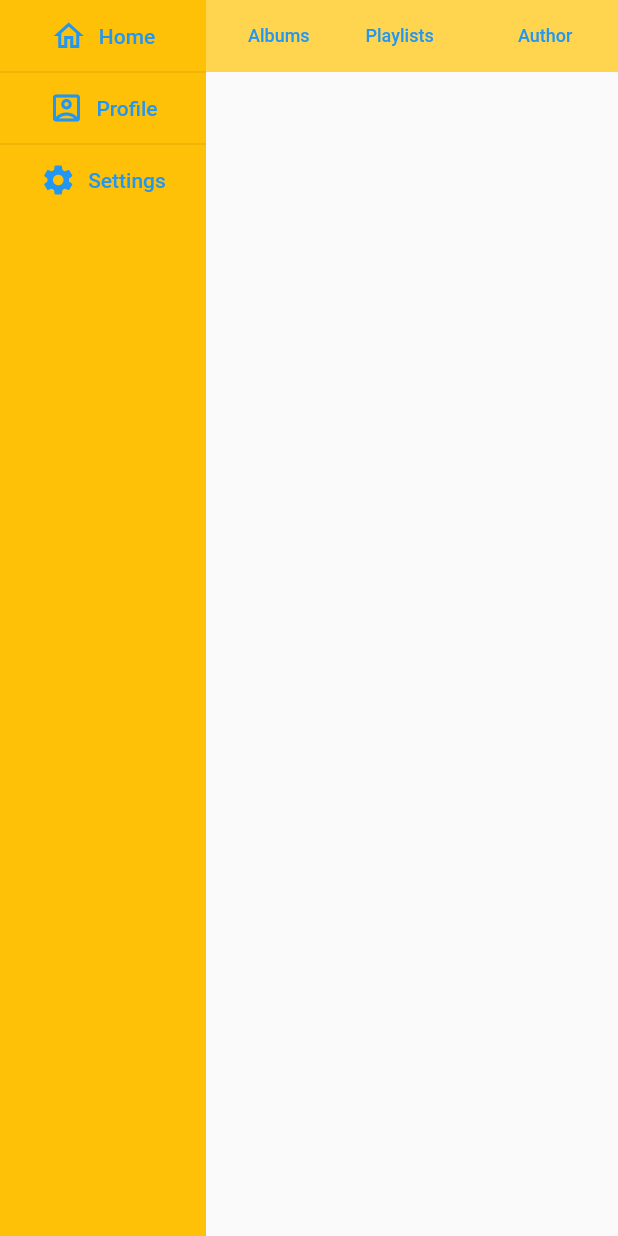
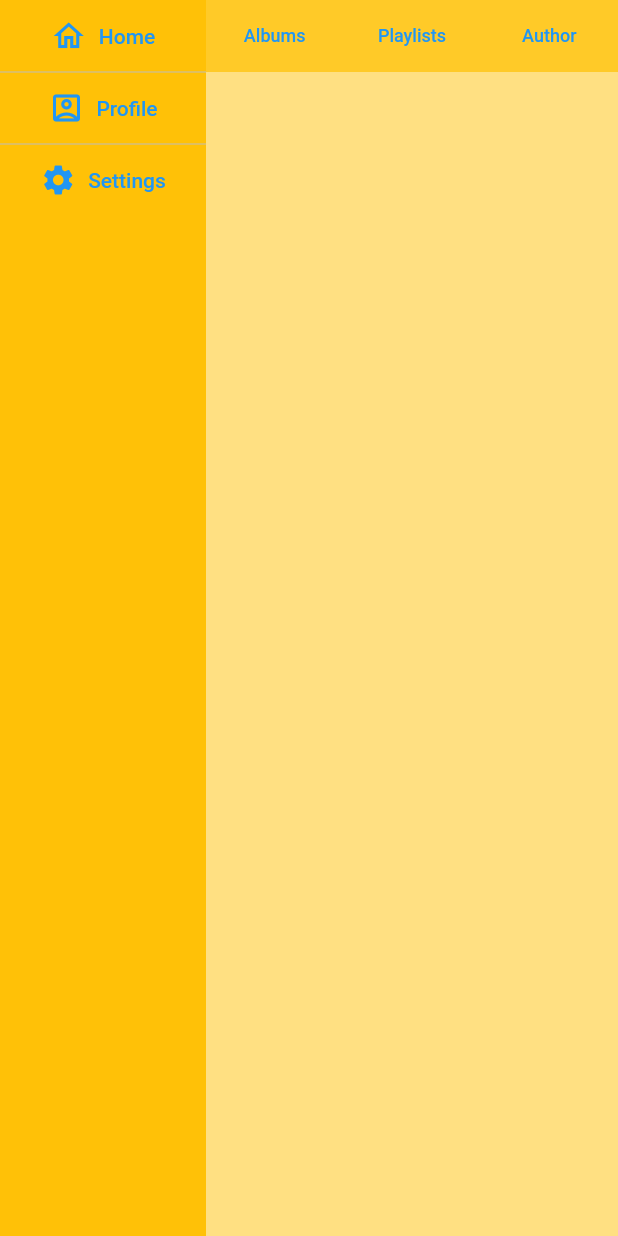
Before and after one commit to 3rs1n4cti0n/MusicPlayerApp, a Flutter app: the screen it shows after launch, on a phone screen of 412 x 824 dp. Run offline on Flutter 3.47's test engine with Material 2 defaults, Android fonts, the phone set to English and light mode, and no system bars.

Commit message:
Changed color of dividers and added background color.

```diff
--- a/lib/App Pages/home_page.dart
+++ b/lib/App Pages/home_page.dart
@@ -1,6 +1,7 @@
 // ignore_for_file: prefer_const_constructors
 
 import 'package:flutter/material.dart';
+import 'package:flutter/services.dart';
 
 class Home extends StatefulWidget {
   const Home({Key? key}) : super(key: key);
@@ -13,6 +14,7 @@ class _HomeState extends State<Home> {
   @override
   Widget build(BuildContext context) {
     return Scaffold(
+      backgroundColor: Colors.amber[200],
       body: Row(
         crossAxisAlignment: CrossAxisAlignment.stretch,
         children: [
@@ -20,7 +22,6 @@ class _HomeState extends State<Home> {
             child: Container(
               color: Colors.amber,
               child: Column(
-                mainAxisAlignment: MainAxisAlignment.start,
                 crossAxisAlignment: CrossAxisAlignment.stretch,
                 children: [
                   TextButton.icon(
@@ -33,6 +34,8 @@ class _HomeState extends State<Home> {
                   ),
                   Divider(
                     height: 0,
+                    color: Colors.grey[400],
+                    thickness: 0,
                   ),
                   TextButton.icon(
                     onPressed: () {},
@@ -44,6 +47,8 @@ class _HomeState extends State<Home> {
                   ),
                   Divider(
                     height: 0,
+                    color: Colors.grey[400],
+                    thickness: 0,
                   ),
                   TextButton.icon(
                       onPressed: () {},
@@ -62,7 +67,7 @@ class _HomeState extends State<Home> {
                 crossAxisAlignment: CrossAxisAlignment.stretch,
                 children: [
                   Container(
-                    color: Colors.amber[300],
+                    color: Colors.amber[400],
                     child: Wrap(
                       alignment: WrapAlignment.spaceEvenly,
                       children: [
@@ -75,6 +80,11 @@ class _HomeState extends State<Home> {
                               fontSize: 12,
                             ),
                           ),
+                        ),
+                        VerticalDivider(
+                          color: Colors.grey[400],
+                          width: 0,
+                          thickness: 14,
                         ),
                         TextButton(
                           onPressed: () {},
--- a/lib/main.dart
+++ b/lib/main.dart
@@ -5,6 +5,7 @@ import 'package:music_player_app/App%20Pages/loading.dart';
 import 'package:music_player_app/App%20Pages/profile.dart';
 
 void main() {
+  SystemChrome.setEnabledSystemUIMode(SystemUiMode.immersiveSticky);
   runApp(SafeArea(
     top: true,
     child: MaterialApp(
```
